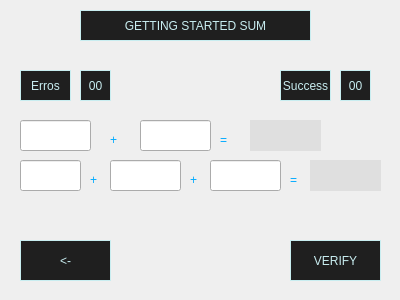
Before: the Qt Designer form gameMath/learningMath/formsum.ui in Leumim2020/mathematics_game_UI_Qt, drawn with Qt 5.
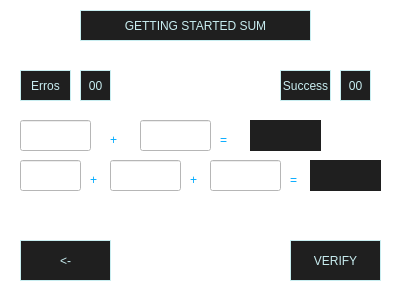
After: the same form once the commit is applied.

The edit to the form file:
```diff
--- a/gameMath/learningMath/formsum.ui
+++ b/gameMath/learningMath/formsum.ui
@@ -26,7 +26,7 @@
    <string>Dialog</string>
   </property>
   <property name="styleSheet">
-   <string notr="true">background-color:#bebeb;
+   <string notr="true">background-color:white;
 </string>
   </property>
   <widget class="QLabel" name="label_5">
@@ -247,9 +247,10 @@
    </property>
    <property name="styleSheet">
     <string notr="true">font: 75 12pt &quot;MS Shell Dlg 2&quot;;
-background-color:rgb(223, 223, 223);
+background-color:rgb(31, 31, 31);
 border:none;
-color:rgb(200,237,240);</string>
+color: rgb(200, 237, 240);
+</string>
    </property>
    <property name="text">
     <string/>
@@ -269,9 +270,10 @@
    </property>
    <property name="styleSheet">
     <string notr="true">font: 75 12pt &quot;MS Shell Dlg 2&quot;;
-background-color:rgb(223, 223, 223);
+background-color:rgb(31, 31, 31);
 border:none;
-color:rgb(200,237,240);</string>
+color: rgb(200, 237, 240);
+</string>
    </property>
    <property name="text">
     <string/>
```
Left out of the diff: 21 changed lines with no effect on the pictures.
